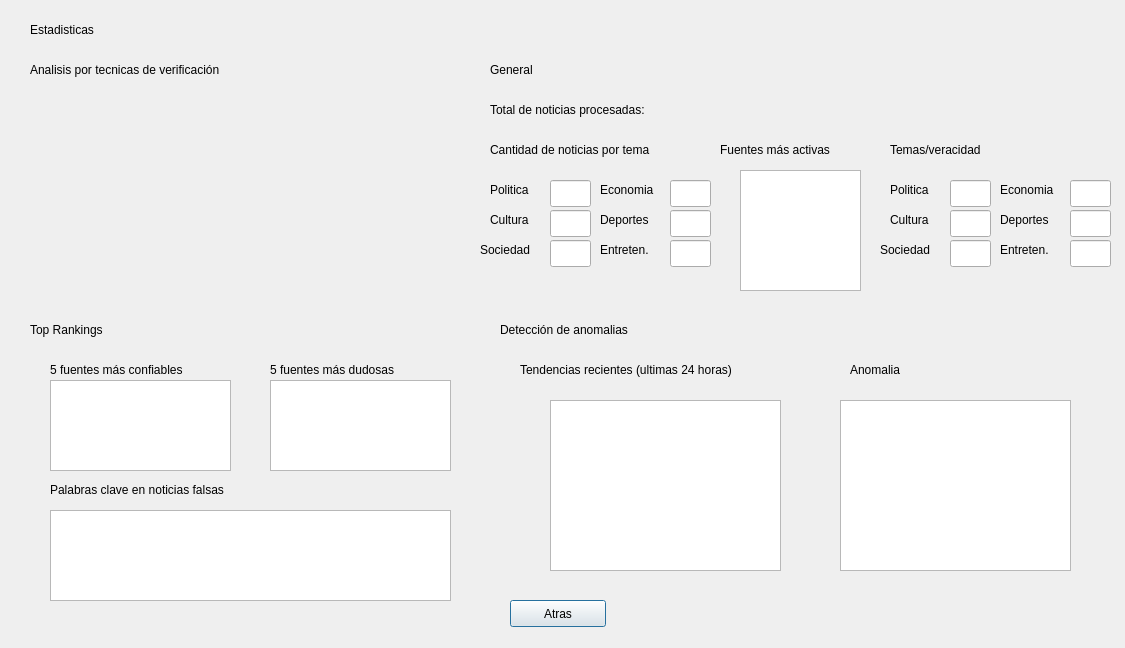
First picture: the form in JcNewsProject/statistics.ui, repository dev1d123/JcNews, before the edit.
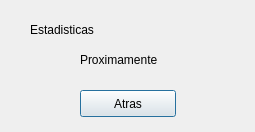
Second picture: the form after the edit. Custom widgets are drawn as their Qt base class.

```diff
--- a/JcNewsProject/statistics.ui
+++ b/JcNewsProject/statistics.ui
@@ -6,8 +6,8 @@
    <rect>
     <x>0</x>
     <y>0</y>
-    <width>1125</width>
-    <height>648</height>
+    <width>255</width>
+    <height>132</height>
    </rect>
   </property>
   <property name="windowTitle">
@@ -26,526 +26,11 @@
     <string>Estadisticas</string>
    </property>
   </widget>
-  <widget class="QLabel" name="label_2">
-   <property name="geometry">
-    <rect>
-     <x>30</x>
-     <y>60</y>
-     <width>271</width>
-     <height>19</height>
-    </rect>
-   </property>
-   <property name="text">
-    <string>Analisis por tecnicas de verificación</string>
-   </property>
-  </widget>
-  <widget class="QLabel" name="label_3">
-   <property name="geometry">
-    <rect>
-     <x>30</x>
-     <y>320</y>
-     <width>271</width>
-     <height>19</height>
-    </rect>
-   </property>
-   <property name="text">
-    <string>Top Rankings</string>
-   </property>
-  </widget>
-  <widget class="QLabel" name="label_4">
-   <property name="geometry">
-    <rect>
-     <x>490</x>
-     <y>60</y>
-     <width>271</width>
-     <height>19</height>
-    </rect>
-   </property>
-   <property name="text">
-    <string>General</string>
-   </property>
-  </widget>
-  <widget class="QLabel" name="label_5">
-   <property name="geometry">
-    <rect>
-     <x>500</x>
-     <y>320</y>
-     <width>271</width>
-     <height>19</height>
-    </rect>
-   </property>
-   <property name="text">
-    <string>Detección de anomalias</string>
-   </property>
-  </widget>
-  <widget class="QChartView" name="grafico" native="true">
-   <property name="geometry">
-    <rect>
-     <x>50</x>
-     <y>110</y>
-     <width>401</width>
-     <height>181</height>
-    </rect>
-   </property>
-  </widget>
-  <widget class="QLabel" name="label_6">
-   <property name="geometry">
-    <rect>
-     <x>490</x>
-     <y>100</y>
-     <width>251</width>
-     <height>19</height>
-    </rect>
-   </property>
-   <property name="text">
-    <string>Total de noticias procesadas:</string>
-   </property>
-  </widget>
-  <widget class="QLabel" name="label_7">
-   <property name="geometry">
-    <rect>
-     <x>490</x>
-     <y>140</y>
-     <width>221</width>
-     <height>19</height>
-    </rect>
-   </property>
-   <property name="text">
-    <string>Cantidad de noticias por tema</string>
-   </property>
-  </widget>
-  <widget class="QLabel" name="label_8">
-   <property name="geometry">
-    <rect>
-     <x>490</x>
-     <y>180</y>
-     <width>71</width>
-     <height>19</height>
-    </rect>
-   </property>
-   <property name="text">
-    <string>Politica</string>
-   </property>
-  </widget>
-  <widget class="QLabel" name="label_9">
-   <property name="geometry">
-    <rect>
-     <x>490</x>
-     <y>210</y>
-     <width>71</width>
-     <height>19</height>
-    </rect>
-   </property>
-   <property name="text">
-    <string>Cultura</string>
-   </property>
-  </widget>
-  <widget class="QLabel" name="label_10">
-   <property name="geometry">
-    <rect>
-     <x>480</x>
-     <y>240</y>
-     <width>71</width>
-     <height>19</height>
-    </rect>
-   </property>
-   <property name="text">
-    <string>Sociedad</string>
-   </property>
-  </widget>
-  <widget class="QLabel" name="label_11">
-   <property name="geometry">
-    <rect>
-     <x>600</x>
-     <y>240</y>
-     <width>71</width>
-     <height>19</height>
-    </rect>
-   </property>
-   <property name="text">
-    <string>Entreten.</string>
-   </property>
-  </widget>
-  <widget class="QLabel" name="label_12">
-   <property name="geometry">
-    <rect>
-     <x>600</x>
-     <y>210</y>
-     <width>71</width>
-     <height>19</height>
-    </rect>
-   </property>
-   <property name="text">
-    <string>Deportes</string>
-   </property>
-  </widget>
-  <widget class="QLabel" name="label_13">
-   <property name="geometry">
-    <rect>
-     <x>600</x>
-     <y>180</y>
-     <width>71</width>
-     <height>19</height>
-    </rect>
-   </property>
-   <property name="text">
-    <string>Economia</string>
-   </property>
-  </widget>
-  <widget class="QLabel" name="label_14">
-   <property name="geometry">
-    <rect>
-     <x>720</x>
-     <y>140</y>
-     <width>151</width>
-     <height>19</height>
-    </rect>
-   </property>
-   <property name="text">
-    <string>Fuentes más activas</string>
-   </property>
-  </widget>
-  <widget class="QLabel" name="label_15">
-   <property name="geometry">
-    <rect>
-     <x>890</x>
-     <y>140</y>
-     <width>151</width>
-     <height>19</height>
-    </rect>
-   </property>
-   <property name="text">
-    <string>Temas/veracidad</string>
-   </property>
-  </widget>
-  <widget class="QLabel" name="label_22">
-   <property name="geometry">
-    <rect>
-     <x>520</x>
-     <y>360</y>
-     <width>291</width>
-     <height>19</height>
-    </rect>
-   </property>
-   <property name="text">
-    <string>Tendencias recientes (ultimas 24 horas)</string>
-   </property>
-  </widget>
-  <widget class="QLabel" name="label_23">
-   <property name="geometry">
-    <rect>
-     <x>850</x>
-     <y>360</y>
-     <width>291</width>
-     <height>19</height>
-    </rect>
-   </property>
-   <property name="text">
-    <string>Anomalia</string>
-   </property>
-  </widget>
-  <widget class="QTextEdit" name="tendencias">
-   <property name="geometry">
-    <rect>
-     <x>550</x>
-     <y>400</y>
-     <width>231</width>
-     <height>171</height>
-    </rect>
-   </property>
-  </widget>
-  <widget class="QTextEdit" name="anomalia">
-   <property name="geometry">
-    <rect>
-     <x>840</x>
-     <y>400</y>
-     <width>231</width>
-     <height>171</height>
-    </rect>
-   </property>
-  </widget>
-  <widget class="QLabel" name="label_24">
-   <property name="geometry">
-    <rect>
-     <x>50</x>
-     <y>360</y>
-     <width>191</width>
-     <height>19</height>
-    </rect>
-   </property>
-   <property name="text">
-    <string>5 fuentes más confiables</string>
-   </property>
-  </widget>
-  <widget class="QLabel" name="label_25">
-   <property name="geometry">
-    <rect>
-     <x>270</x>
-     <y>360</y>
-     <width>191</width>
-     <height>19</height>
-    </rect>
-   </property>
-   <property name="text">
-    <string>5 fuentes más dudosas</string>
-   </property>
-  </widget>
-  <widget class="QLabel" name="label_26">
-   <property name="geometry">
-    <rect>
-     <x>50</x>
-     <y>480</y>
-     <width>251</width>
-     <height>19</height>
-    </rect>
-   </property>
-   <property name="text">
-    <string>Palabras clave en noticias falsas</string>
-   </property>
-  </widget>
-  <widget class="QTextEdit" name="fuentesConfiables">
-   <property name="geometry">
-    <rect>
-     <x>50</x>
-     <y>380</y>
-     <width>181</width>
-     <height>91</height>
-    </rect>
-   </property>
-  </widget>
-  <widget class="QTextEdit" name="fuentesDudodas">
-   <property name="geometry">
-    <rect>
-     <x>270</x>
-     <y>380</y>
-     <width>181</width>
-     <height>91</height>
-    </rect>
-   </property>
-  </widget>
-  <widget class="QTextEdit" name="palabrasClave">
-   <property name="geometry">
-    <rect>
-     <x>50</x>
-     <y>510</y>
-     <width>401</width>
-     <height>91</height>
-    </rect>
-   </property>
-  </widget>
-  <widget class="QTextEdit" name="fuenteActiva">
-   <property name="geometry">
-    <rect>
-     <x>740</x>
-     <y>170</y>
-     <width>121</width>
-     <height>121</height>
-    </rect>
-   </property>
-  </widget>
-  <widget class="QLineEdit" name="politicaCant">
-   <property name="geometry">
-    <rect>
-     <x>550</x>
-     <y>180</y>
-     <width>41</width>
-     <height>27</height>
-    </rect>
-   </property>
-  </widget>
-  <widget class="QLineEdit" name="culturaCant">
-   <property name="geometry">
-    <rect>
-     <x>550</x>
-     <y>210</y>
-     <width>41</width>
-     <height>27</height>
-    </rect>
-   </property>
-  </widget>
-  <widget class="QLineEdit" name="sociedadCant">
-   <property name="geometry">
-    <rect>
-     <x>550</x>
-     <y>240</y>
-     <width>41</width>
-     <height>27</height>
-    </rect>
-   </property>
-  </widget>
-  <widget class="QLineEdit" name="deportesCant">
-   <property name="geometry">
-    <rect>
-     <x>670</x>
-     <y>210</y>
-     <width>41</width>
-     <height>27</height>
-    </rect>
-   </property>
-  </widget>
-  <widget class="QLineEdit" name="entretenimientoCant">
-   <property name="geometry">
-    <rect>
-     <x>670</x>
-     <y>240</y>
-     <width>41</width>
-     <height>27</height>
-    </rect>
-   </property>
-  </widget>
-  <widget class="QLineEdit" name="economiaCant">
-   <property name="geometry">
-    <rect>
-     <x>670</x>
-     <y>180</y>
-     <width>41</width>
-     <height>27</height>
-    </rect>
-   </property>
-  </widget>
-  <widget class="QLineEdit" name="entretenimientoPorc">
-   <property name="geometry">
-    <rect>
-     <x>1070</x>
-     <y>240</y>
-     <width>41</width>
-     <height>27</height>
-    </rect>
-   </property>
-  </widget>
-  <widget class="QLabel" name="label_16">
-   <property name="geometry">
-    <rect>
-     <x>880</x>
-     <y>240</y>
-     <width>71</width>
-     <height>19</height>
-    </rect>
-   </property>
-   <property name="text">
-    <string>Sociedad</string>
-   </property>
-  </widget>
-  <widget class="QLabel" name="label_17">
-   <property name="geometry">
-    <rect>
-     <x>1000</x>
-     <y>210</y>
-     <width>71</width>
-     <height>19</height>
-    </rect>
-   </property>
-   <property name="text">
-    <string>Deportes</string>
-   </property>
-  </widget>
-  <widget class="QLabel" name="label_18">
-   <property name="geometry">
-    <rect>
-     <x>890</x>
-     <y>210</y>
-     <width>71</width>
-     <height>19</height>
-    </rect>
-   </property>
-   <property name="text">
-    <string>Cultura</string>
-   </property>
-  </widget>
-  <widget class="QLabel" name="label_19">
-   <property name="geometry">
-    <rect>
-     <x>1000</x>
-     <y>180</y>
-     <width>71</width>
-     <height>19</height>
-    </rect>
-   </property>
-   <property name="text">
-    <string>Economia</string>
-   </property>
-  </widget>
-  <widget class="QLabel" name="label_20">
-   <property name="geometry">
-    <rect>
-     <x>890</x>
-     <y>180</y>
-     <width>71</width>
-     <height>19</height>
-    </rect>
-   </property>
-   <property name="text">
-    <string>Politica</string>
-   </property>
-  </widget>
-  <widget class="QLineEdit" name="culturaPorc">
-   <property name="geometry">
-    <rect>
-     <x>950</x>
-     <y>210</y>
-     <width>41</width>
-     <height>27</height>
-    </rect>
-   </property>
-  </widget>
-  <widget class="QLineEdit" name="economiaPorc">
-   <property name="geometry">
-    <rect>
-     <x>1070</x>
-     <y>180</y>
-     <width>41</width>
-     <height>27</height>
-    </rect>
-   </property>
-  </widget>
-  <widget class="QLineEdit" name="sociedadPorc">
-   <property name="geometry">
-    <rect>
-     <x>950</x>
-     <y>240</y>
-     <width>41</width>
-     <height>27</height>
-    </rect>
-   </property>
-  </widget>
-  <widget class="QLineEdit" name="politicaPorc">
-   <property name="geometry">
-    <rect>
-     <x>950</x>
-     <y>180</y>
-     <width>41</width>
-     <height>27</height>
-    </rect>
-   </property>
-  </widget>
-  <widget class="QLabel" name="label_21">
-   <property name="geometry">
-    <rect>
-     <x>1000</x>
-     <y>240</y>
-     <width>71</width>
-     <height>19</height>
-    </rect>
-   </property>
-   <property name="text">
-    <string>Entreten.</string>
-   </property>
-  </widget>
-  <widget class="QLineEdit" name="deportesPorc">
-   <property name="geometry">
-    <rect>
-     <x>1070</x>
-     <y>210</y>
-     <width>41</width>
-     <height>27</height>
-    </rect>
-   </property>
-  </widget>
   <widget class="QPushButton" name="atrasButton">
    <property name="geometry">
     <rect>
-     <x>510</x>
-     <y>600</y>
+     <x>80</x>
+     <y>90</y>
      <width>96</width>
      <height>27</height>
     </rect>
@@ -554,15 +39,20 @@
     <string>Atras</string>
    </property>
   </widget>
+  <widget class="QLabel" name="label_2">
+   <property name="geometry">
+    <rect>
+     <x>80</x>
+     <y>50</y>
+     <width>121</width>
+     <height>19</height>
+    </rect>
+   </property>
+   <property name="text">
+    <string>Proximamente</string>
+   </property>
+  </widget>
  </widget>
- <customwidgets>
-  <customwidget>
-   <class>QChartView</class>
-   <extends>QWidget</extends>
-   <header location="global">qchartview.h</header>
-   <container>1</container>
-  </customwidget>
- </customwidgets>
  <resources/>
  <connections/>
 </ui>
```
